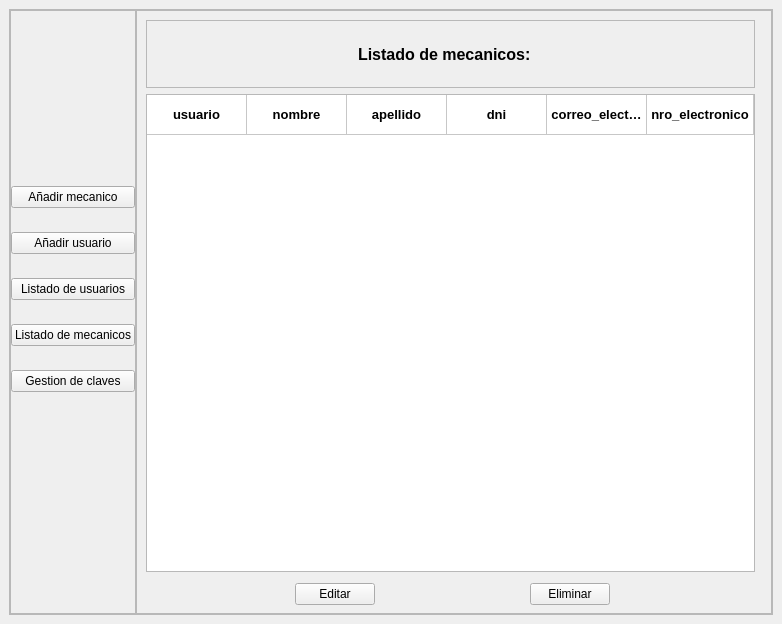
Old version of the form views/main.ui in the repository Alaan20/TP_FINAL-POO.
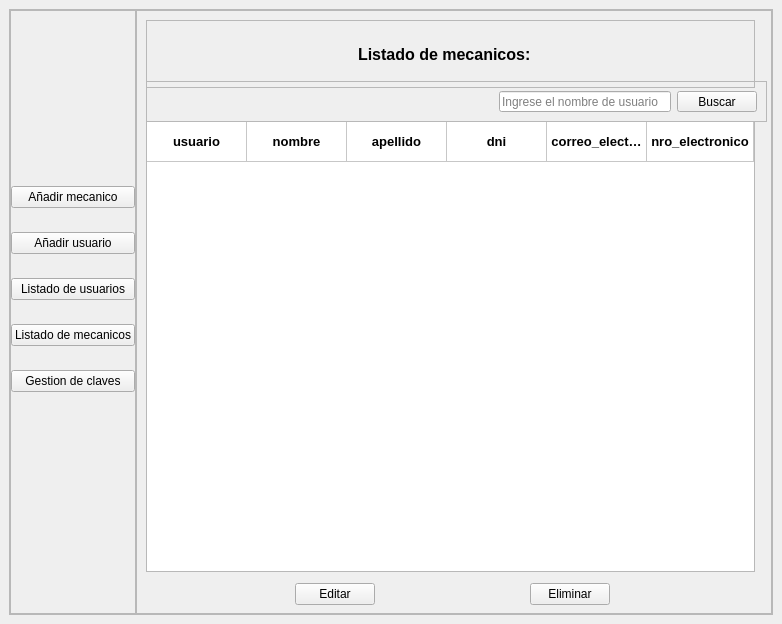
New version of the form. The open tabs and pages were chosen to show the change. Icons and pictures are not drawn.

```diff
--- a/views/main.ui
+++ b/views/main.ui
@@ -362,9 +362,9 @@
               <property name="geometry">
                <rect>
                 <x>9</x>
-                <y>83</y>
+                <y>110</y>
                 <width>609</width>
-                <height>478</height>
+                <height>451</height>
                </rect>
               </property>
               <property name="autoFillBackground">
@@ -541,6 +541,70 @@
                </property>
               </item>
              </widget>
+             <widget class="QFrame" name="frame_4">
+              <property name="geometry">
+               <rect>
+                <x>9</x>
+                <y>70</y>
+                <width>621</width>
+                <height>41</height>
+               </rect>
+              </property>
+              <property name="frameShape">
+               <enum>QFrame::StyledPanel</enum>
+              </property>
+              <property name="frameShadow">
+               <enum>QFrame::Raised</enum>
+              </property>
+              <layout class="QHBoxLayout" name="horizontalLayout_4">
+               <item>
+                <spacer name="horizontalSpacer_3">
+                 <property name="orientation">
+                  <enum>Qt::Horizontal</enum>
+                 </property>
+                 <property name="sizeHint" stdset="0">
+                  <size>
+                   <width>166</width>
+                   <height>18</height>
+                  </size>
+                 </property>
+                </spacer>
+               </item>
+               <item>
+                <spacer name="horizontalSpacer_4">
+                 <property name="orientation">
+                  <enum>Qt::Horizontal</enum>
+                 </property>
+                 <property name="sizeHint" stdset="0">
+                  <size>
+                   <width>40</width>
+                   <height>20</height>
+                  </size>
+                 </property>
+                </spacer>
+               </item>
+               <item>
+                <widget class="QLineEdit" name="lineEdit_2">
+                 <property name="layoutDirection">
+                  <enum>Qt::LeftToRight</enum>
+                 </property>
+                 <property name="placeholderText">
+                  <string>Ingrese el nombre de usuario</string>
+                 </property>
+                 <property name="cursorMoveStyle">
+                  <enum>Qt::VisualMoveStyle</enum>
+                 </property>
+                </widget>
+               </item>
+               <item>
+                <widget class="QPushButton" name="pushButton_8">
+                 <property name="text">
+                  <string>Buscar</string>
+                 </property>
+                </widget>
+               </item>
+              </layout>
+             </widget>
             </widget>
             <widget class="QWidget" name="page_user">
              <widget class="QFrame" name="frame_15">
```
Left out of the diff: 70 changed lines with no effect on the pictures.
